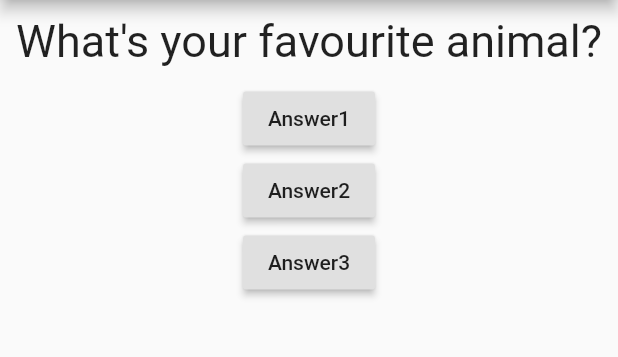
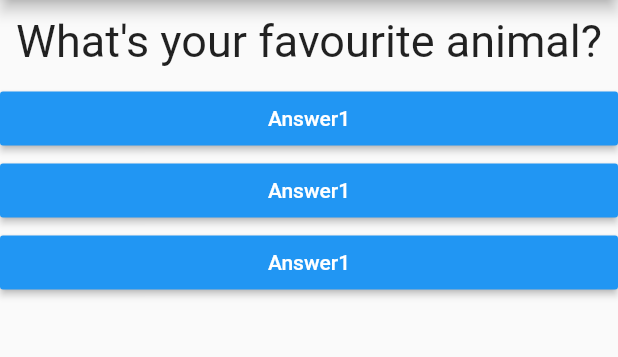
Before and after one commit to DuncanMoyo/flutter-tutorial-for-beginners, a Flutter app: the screen it shows after launch, after a tap on "Answer1", on a phone screen of 412 x 824 dp, the part 84-441 px from its top. Run offline on Flutter 3.47's test engine with Material 2 defaults, Android fonts, the phone set to English and light mode, and no system bars.

Commit message:
callback function added as well as text, button color

```diff
--- /dev/null
+++ b/lib/answer.dart
@@ -0,0 +1,20 @@
+import 'package:flutter/material.dart';
+
+class Answer extends StatelessWidget {
+  final Function selectHandler;
+
+  Answer(this.selectHandler);
+  @override
+  Widget build(BuildContext context) {
+    return Container(
+      width: double.infinity,
+      child:  RaisedButton(
+                color: Colors.blue,
+                textColor: Colors.white,
+                child: Text('Answer1'),
+                onPressed: selectHandler,
+              ),
+
+    );
+  }
+}
--- a/lib/main.dart
+++ b/lib/main.dart
@@ -1,5 +1,6 @@
 import 'package:flutter/material.dart';
 import './question.dart';
+import './answer.dart';
 
 // void main() {
 //   runApp(MyApp());
@@ -21,7 +22,7 @@ class MyApp extends StatefulWidget {
 class _MyAppState extends State<MyApp> {
   var _questionIndex = 0;
 
-  void answerQuestion() {
+  void _answerQuestion() {
     setState(() {
       _questionIndex += 1;
     });
@@ -45,20 +46,9 @@ class _MyAppState extends State<MyApp> {
               Question(
                 questions[_questionIndex],
               ),
-              RaisedButton(
-                child: Text('Answer1'),
-                onPressed: answerQuestion,
-              ),
-              RaisedButton(
-                child: Text('Answer2'),
-                onPressed: () => print('Answer 2 chosen'),
-              ),
-              RaisedButton(
-                child: Text('Answer3'),
-                onPressed: () {
-                  print('Answer 3 chosen');
-                },
-              ),
+              Answer(_answerQuestion),
+              Answer(_answerQuestion),
+              Answer(_answerQuestion),
             ],
           )),
     );
```
